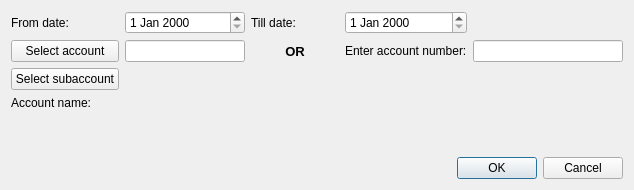
Old version of the form OrmasAdmin/OrmasAdmin/GenerateAccRepDlg.ui in the repository Dalerjon/TheOrmasProejct.
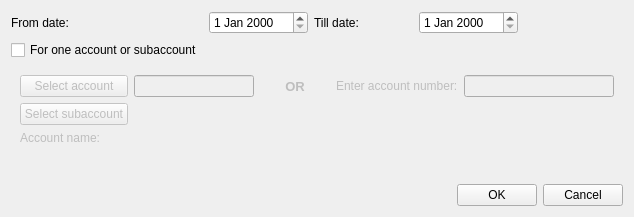
New version of the form.

Patch:
```diff
--- a/OrmasAdmin/OrmasAdmin/GenerateAccRepDlg.ui
+++ b/OrmasAdmin/OrmasAdmin/GenerateAccRepDlg.ui
@@ -7,7 +7,7 @@
     <x>0</x>
     <y>0</y>
     <width>634</width>
-    <height>190</height>
+    <height>217</height>
    </rect>
   </property>
   <property name="windowTitle">
@@ -32,58 +32,133 @@
    <property name="bottomMargin">
     <number>11</number>
    </property>
-   <item row="4" column="1" colspan="5">
-    <widget class="QLabel" name="accNamePh">
-     <property name="sizePolicy">
-      <sizepolicy hsizetype="Preferred" vsizetype="Expanding">
-       <horstretch>0</horstretch>
-       <verstretch>0</verstretch>
-      </sizepolicy>
-     </property>
-     <property name="font">
-      <font>
-       <family>Times New Roman</family>
-       <pointsize>12</pointsize>
-       <weight>75</weight>
-       <italic>true</italic>
-       <bold>true</bold>
-      </font>
-     </property>
-     <property name="text">
-      <string/>
-     </property>
-     <property name="textFormat">
-      <enum>Qt::RichText</enum>
-     </property>
-     <property name="scaledContents">
-      <bool>true</bool>
-     </property>
-    </widget>
+   <item row="0" column="4">
+    <widget class="QDateEdit" name="tillDateEdit"/>
    </item>
-   <item row="1" column="3">
-    <widget class="QLabel" name="orLb">
-     <property name="minimumSize">
-      <size>
-       <width>40</width>
-       <height>0</height>
-      </size>
+   <item row="0" column="2">
+    <widget class="QDateEdit" name="fromDateEdit"/>
+   </item>
+   <item row="2" column="1" colspan="5">
+    <widget class="QWidget" name="oneAccWidget" native="true">
+     <property name="enabled">
+      <bool>false</bool>
      </property>
-     <property name="font">
-      <font>
-       <pointsize>10</pointsize>
-       <weight>75</weight>
-       <bold>true</bold>
-      </font>
-     </property>
-     <property name="text">
-      <string>OR</string>
-     </property>
-     <property name="alignment">
-      <set>Qt::AlignCenter</set>
-     </property>
+     <layout class="QGridLayout" name="gridLayout_2">
+      <item row="0" column="3">
+       <widget class="QLabel" name="accLb">
+        <property name="text">
+         <string>Enter account number:</string>
+        </property>
+       </widget>
+      </item>
+      <item row="0" column="2">
+       <widget class="QLabel" name="orLb">
+        <property name="minimumSize">
+         <size>
+          <width>40</width>
+          <height>0</height>
+         </size>
+        </property>
+        <property name="font">
+         <font>
+          <pointsize>10</pointsize>
+          <weight>75</weight>
+          <bold>true</bold>
+         </font>
+        </property>
+        <property name="text">
+         <string>OR</string>
+        </property>
+        <property name="alignment">
+         <set>Qt::AlignCenter</set>
+        </property>
+       </widget>
+      </item>
+      <item row="0" column="1">
+       <widget class="QLineEdit" name="accIDEdit">
+        <property name="maximumSize">
+         <size>
+          <width>120</width>
+          <height>16777215</height>
+         </size>
+        </property>
+        <property name="readOnly">
+         <bool>true</bool>
+        </property>
+       </widget>
+      </item>
+      <item row="1" column="0">
+       <widget class="QPushButton" name="sAccBtn">
+        <property name="text">
+         <string>Select subaccount</string>
+        </property>
+       </widget>
+      </item>
+      <item row="0" column="0">
+       <widget class="QPushButton" name="accBtn">
+        <property name="text">
+         <string>Select account</string>
+        </property>
+       </widget>
+      </item>
+      <item row="2" column="0">
+       <widget class="QLabel" name="accNameLb">
+        <property name="text">
+         <string>Account name:</string>
+        </property>
+       </widget>
+      </item>
+      <item row="0" column="4">
+       <widget class="QLineEdit" name="accNumberEdit">
+        <property name="minimumSize">
+         <size>
+          <width>150</width>
+          <height>0</height>
+         </size>
+        </property>
+        <property name="maximumSize">
+         <size>
+          <width>150</width>
+          <height>16777215</height>
+         </size>
+        </property>
+        <property name="text">
+         <string/>
+        </property>
+       </widget>
+      </item>
+      <item row="3" column="0">
+       <widget class="QLabel" name="accNamePh">
+        <property name="sizePolicy">
+         <sizepolicy hsizetype="Preferred" vsizetype="Fixed">
+          <horstretch>0</horstretch>
+          <verstretch>0</verstretch>
+         </sizepolicy>
+        </property>
+        <property name="font">
+         <font>
+          <family>Times New Roman</family>
+          <pointsize>12</pointsize>
+          <weight>75</weight>
+          <italic>true</italic>
+          <bold>true</bold>
+         </font>
+        </property>
+        <property name="text">
+         <string/>
+        </property>
+        <property name="textFormat">
+         <enum>Qt::RichText</enum>
+        </property>
+        <property name="scaledContents">
+         <bool>true</bool>
+        </property>
+       </widget>
+      </item>
+     </layout>
     </widget>
    </item>
-   <item row="5" column="1" colspan="5">
+   <item row="7" column="1" colspan="5">
     <layout class="QHBoxLayout" name="horizontalLayout">
      <item>
       <spacer name="horizontalSpacer">
@@ -114,32 +189,6 @@
      </item>
     </layout>
    </item>
-   <item row="1" column="2">
-    <widget class="QLineEdit" name="accIDEdit">
-     <property name="maximumSize">
-      <size>
-       <width>120</width>
-       <height>16777215</height>
-      </size>
-     </property>
-     <property name="readOnly">
-      <bool>true</bool>
-     </property>
-    </widget>
-   </item>
-   <item row="1" column="4">
-    <widget class="QLabel" name="accLb">
-     <property name="text">
-      <string>Enter account number:</string>
-     </property>
-    </widget>
-   </item>
-   <item row="0" column="4">
-    <widget class="QDateEdit" name="tillDateEdit"/>
-   </item>
-   <item row="0" column="2">
-    <widget class="QDateEdit" name="fromDateEdit"/>
-   </item>
    <item row="0" column="1">
     <widget class="QLabel" name="fromLb">
      <property name="text">
@@ -154,43 +203,10 @@
      </property>
     </widget>
    </item>
-   <item row="1" column="5">
-    <widget class="QLineEdit" name="accNumberEdit">
-     <property name="minimumSize">
-      <size>
-       <width>150</width>
-       <height>0</height>
-      </size>
-     </property>
-     <property name="maximumSize">
-      <size>
-       <width>150</width>
-       <height>16777215</height>
-      </size>
-     </property>
-     <property name="text">
-      <string/>
-     </property>
-    </widget>
-   </item>
-   <item row="3" column="1">
-    <widget class="QLabel" name="accNameLb">
-     <property name="text">
-      <string>Account name:</string>
-     </property>
-    </widget>
-   </item>
    <item row="1" column="1">
-    <widget class="QPushButton" name="accBtn">
+    <widget class="QCheckBox" name="oneAccCbx">
      <property name="text">
-      <string>Select account</string>
-     </property>
-    </widget>
-   </item>
-   <item row="2" column="1">
-    <widget class="QPushButton" name="sAccBtn">
-     <property name="text">
-      <string>Select subaccount</string>
+      <string>For one account or subaccount</string>
      </property>
     </widget>
    </item>
```
Left out of the diff: 4 changed lines with no effect on the pictures.
